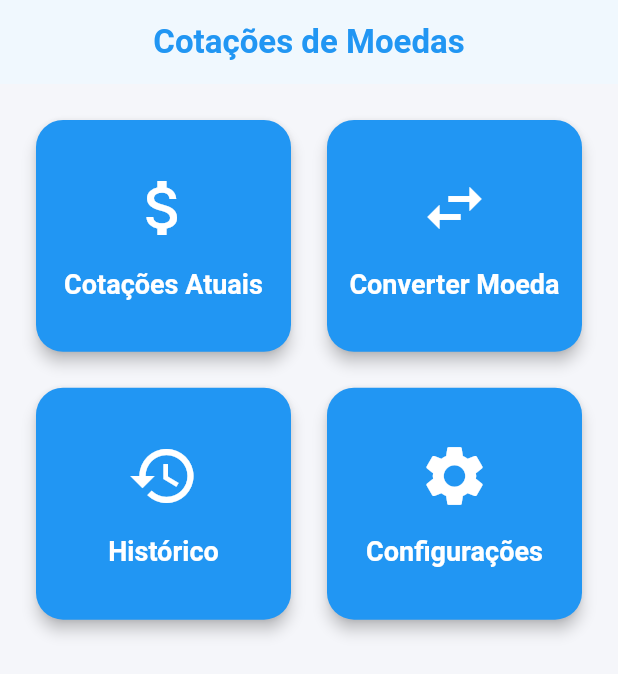
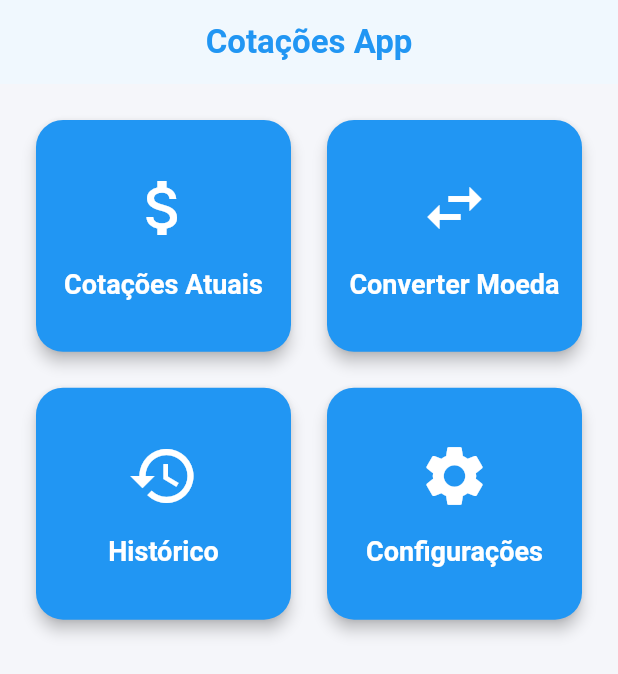
Before and after one commit to Marquin25/Cotation_app, a Flutter app: the screen it shows after launch, on a phone screen of 412 x 824 dp. Shown: the top 674 px of the screen. Run offline on Flutter 3.47's test engine with Material 3 defaults, Android fonts, the light colour scheme and no system bars; project files that could hold a hidden picture were left out.

Commit message:
Update home_screen.dart
Alterando home_screen

```diff
--- a/lib/screens/home_screen.dart
+++ b/lib/screens/home_screen.dart
@@ -32,7 +32,7 @@ class HomeScreen extends StatelessWidget {
 
     return Scaffold(
       appBar: AppBar(
-        title: const Text('Cotações de Moedas'),
+        title: const Text('Cotações App'),
         centerTitle: true,
       ),
       body: Padding(
```
